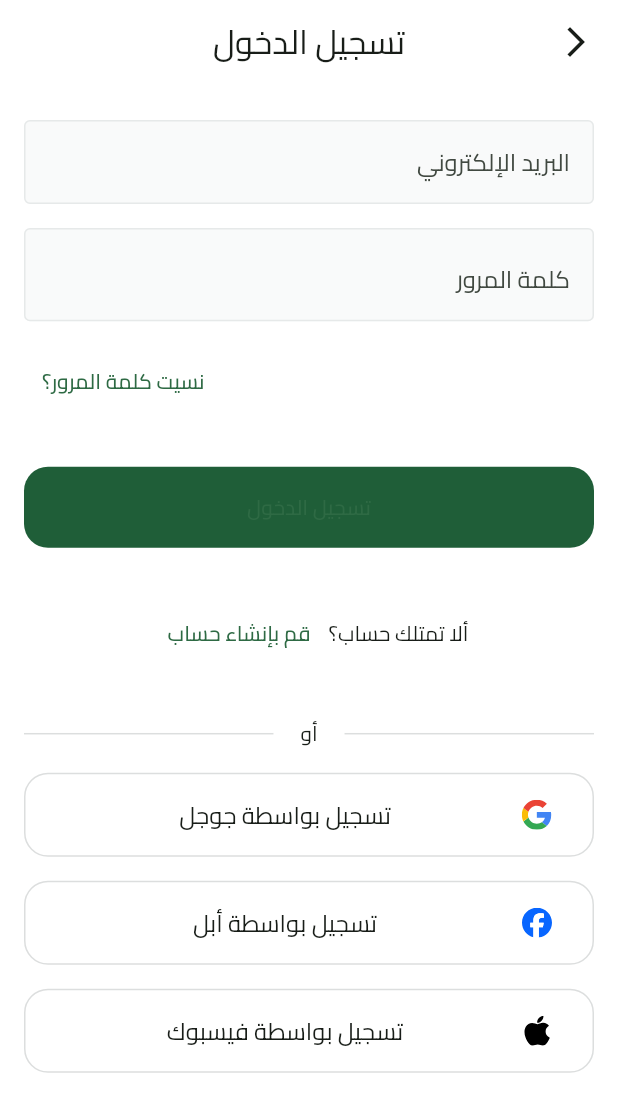
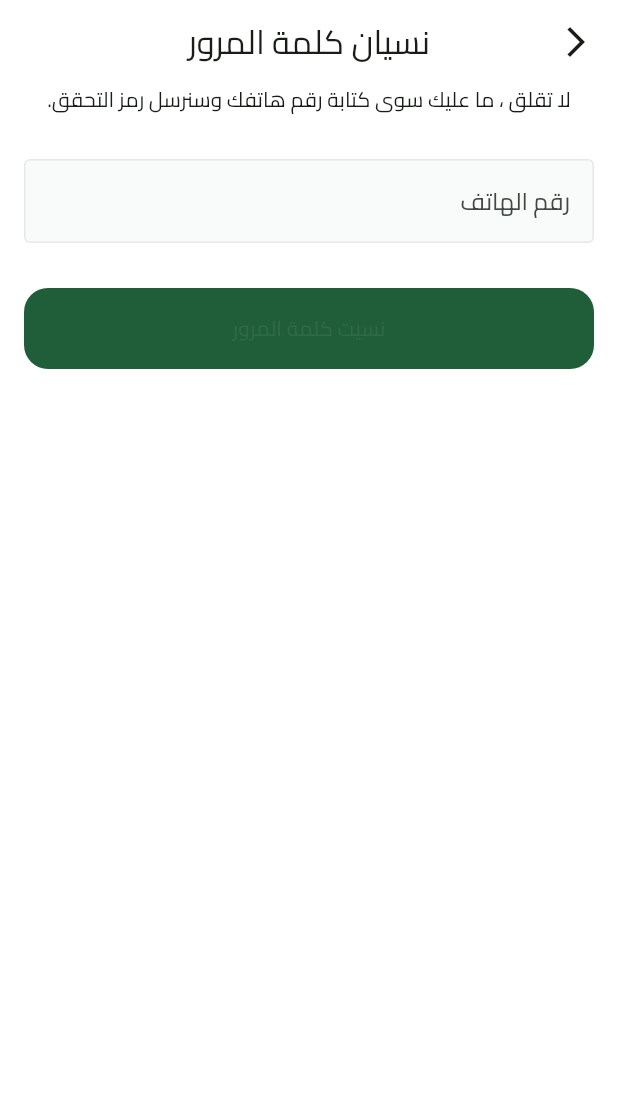
Before and after one commit to ahmedashraf-hub/Fruit-Hub, a Flutter app: the LoginView screen opened by its route, after a tap on "نسيت كلمة المرور؟", on a phone screen of 412 x 824 dp. Shown: the top 1112 px of the screen. Run offline on Flutter 3.47's test engine with Material 3 defaults, Android fonts, the phone set to English and light mode, and no system bars; our stand-ins replace dots_indicator, flutter_svg, shared_preferences; accounts and stored records are empty.

Commit message:
Handle part of Forgot Password

```diff
--- a/lib/core/helper_functoins/on_generate_routes.dart
+++ b/lib/core/helper_functoins/on_generate_routes.dart
@@ -1,4 +1,6 @@
 import 'package:flutter/material.dart';
+import 'package:fruit_hub/features/auth/presentation/views/check_code_view.dart';
+import 'package:fruit_hub/features/auth/presentation/views/forgot_password_view.dart';
 import 'package:fruit_hub/features/auth/presentation/views/login_view.dart';
 import 'package:fruit_hub/features/auth/presentation/views/signup_view.dart';
 import 'package:fruit_hub/features/onboarding/presentation/views/onboarding_view.dart';
@@ -14,6 +16,12 @@ Route<dynamic>? onGenerateRoute(RouteSettings settings) {
       return MaterialPageRoute(builder: (context) => const LoginView());
     case SignupView.routeName:
       return MaterialPageRoute(builder: (context) => const SignupView());
+    case ForgotPasswordView.routeName:
+      return MaterialPageRoute(
+        builder: (context) => const ForgotPasswordView(),
+      );
+    case CheckCodeView.routeName:
+      return MaterialPageRoute(builder: (context) => const CheckCodeView());
     default:
       return MaterialPageRoute(builder: (context) => const Scaffold());
   }
--- /dev/null
+++ b/lib/features/auth/presentation/views/forgot_password_view.dart
@@ -0,0 +1,16 @@
+import 'package:flutter/material.dart';
+import 'package:fruit_hub/core/widgets/custom_app_bar.dart';
+import 'package:fruit_hub/features/auth/presentation/views/widgets/forgot_passwordview_body.dart';
+
+class ForgotPasswordView extends StatelessWidget {
+  const ForgotPasswordView({super.key});
+
+  static const routeName = 'forgotPasswordView';
+  @override
+  Widget build(BuildContext context) {
+    return Scaffold(
+      appBar: buildAppBar(context, title: 'نسيان كلمة المرور'),
+      body: const ForgotPasswordviewBody(),
+    );
+  }
+}
--- /dev/null
+++ b/lib/features/auth/presentation/views/widgets/forgot_passwordview_body.dart
@@ -0,0 +1,37 @@
+import 'package:flutter/material.dart';
+import 'package:fruit_hub/constants.dart';
+import 'package:fruit_hub/core/utils/app_text_styles.dart';
+import 'package:fruit_hub/core/widgets/custom_button.dart';
+import 'package:fruit_hub/core/widgets/custom_text_form_field.dart';
+import 'package:fruit_hub/features/auth/presentation/views/check_code_view.dart';
+
+class ForgotPasswordviewBody extends StatelessWidget {
+  const ForgotPasswordviewBody({super.key});
+
+  @override
+  Widget build(BuildContext context) {
+    return Padding(
+      padding: const EdgeInsets.symmetric(horizontal: kHorizontalPadding),
+      child: Column(
+        children: [
+          Text(
+            'لا تقلق ، ما عليك سوى كتابة رقم هاتفك وسنرسل رمز التحقق.',
+            style: AppTextStyles.semiBold16.copyWith(color: Color(0XFF616A6B)),
+          ),
+          const SizedBox(height: 30),
+          const CustomTextFormField(
+            hintText: 'رقم الهاتف',
+            textInputType: TextInputType.numberWithOptions(),
+          ),
+          const SizedBox(height: 30),
+          CustomButton(
+            onPressed: () {
+              Navigator.pushNamed(context, CheckCodeView.routeName);
+            },
+            title: 'نسيت كلمة المرور',
+          ),
+        ],
+      ),
+    );
+  }
+}
--- a/lib/features/auth/presentation/views/widgets/login_view_body.dart
+++ b/lib/features/auth/presentation/views/widgets/login_view_body.dart
@@ -5,7 +5,8 @@ import 'package:fruit_hub/core/utils/app_colors.dart';
 import 'package:fruit_hub/core/utils/app_text_styles.dart';
 import 'package:fruit_hub/core/widgets/custom_button.dart';
 import 'package:fruit_hub/core/widgets/custom_text_form_field.dart';
-import 'package:fruit_hub/core/widgets/don_not_have_an_account.dart';
+import 'package:fruit_hub/features/auth/presentation/views/forgot_password_view.dart';
+import 'package:fruit_hub/features/auth/presentation/views/widgets/don_not_have_an_account.dart';
 import 'package:fruit_hub/core/widgets/or_divider.dart';
 import 'package:fruit_hub/features/auth/presentation/views/widgets/social_login_button.dart';
 
@@ -34,8 +35,10 @@ class LoginViewBody extends StatelessWidget {
             Row(
               mainAxisAlignment: MainAxisAlignment.end,
               children: [
-                TextButton(
-                  onPressed: () {},
+                GestureDetector(
+                  onTap: () {
+                    Navigator.pushNamed(contex, ForgotPasswordView.routeName);
+                  },
                   child: Text(
                     'نسيت كلمة المرور؟',
                     style: AppTextStyles.semiBold13.copyWith(
```
Also changed, not shown: lib/features/auth/presentation/views/check_code_view.dart (added, +17 -0 lines), lib/features/auth/presentation/views/new_password_view.dart (added, +15 -0 lines), lib/features/auth/presentation/views/widgets/check_code_view_body.dart (added, +42 -0 lines), lib/features/auth/presentation/views/widgets/custom_code_holder.dart (added, +126 -0 lines), lib/features/auth/presentation/views/widgets/new_password_view_body.dart (added, +39 -0 lines), lib/features/auth/presentation/views/widgets/don_not_have_an_account.dart (renamed from lib/core/widgets/don_not_have_an_account.dart).
